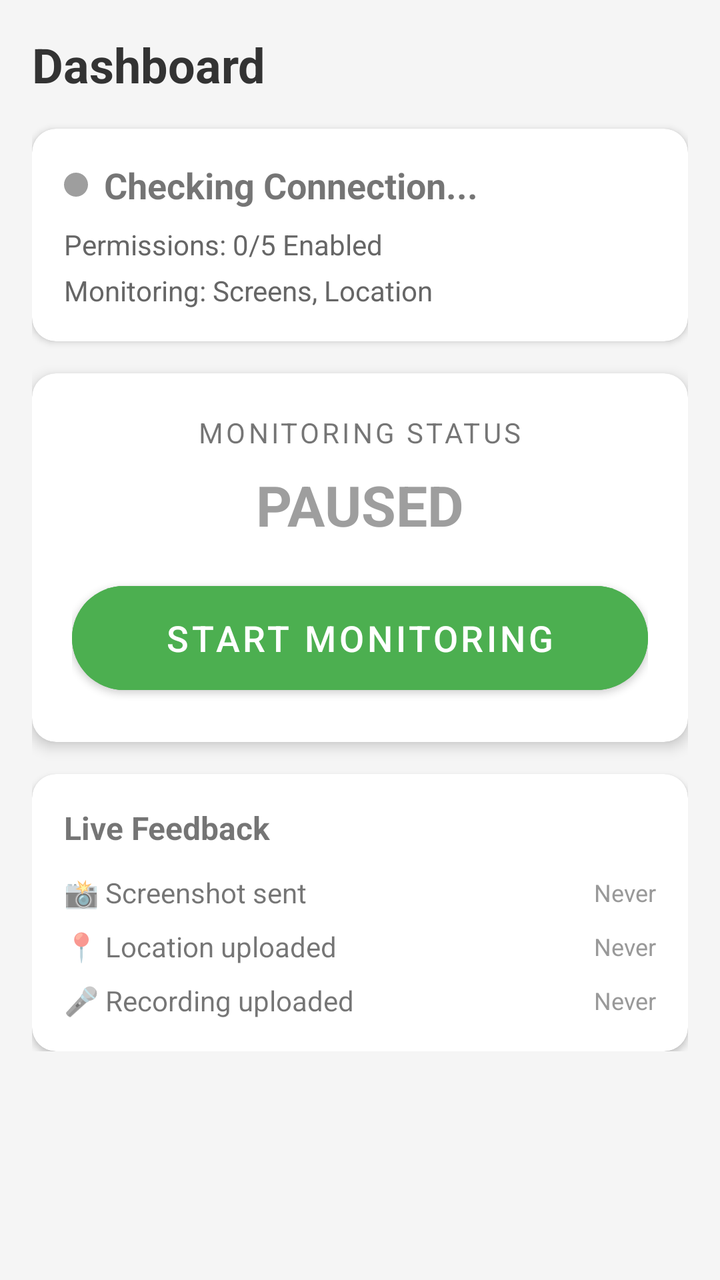
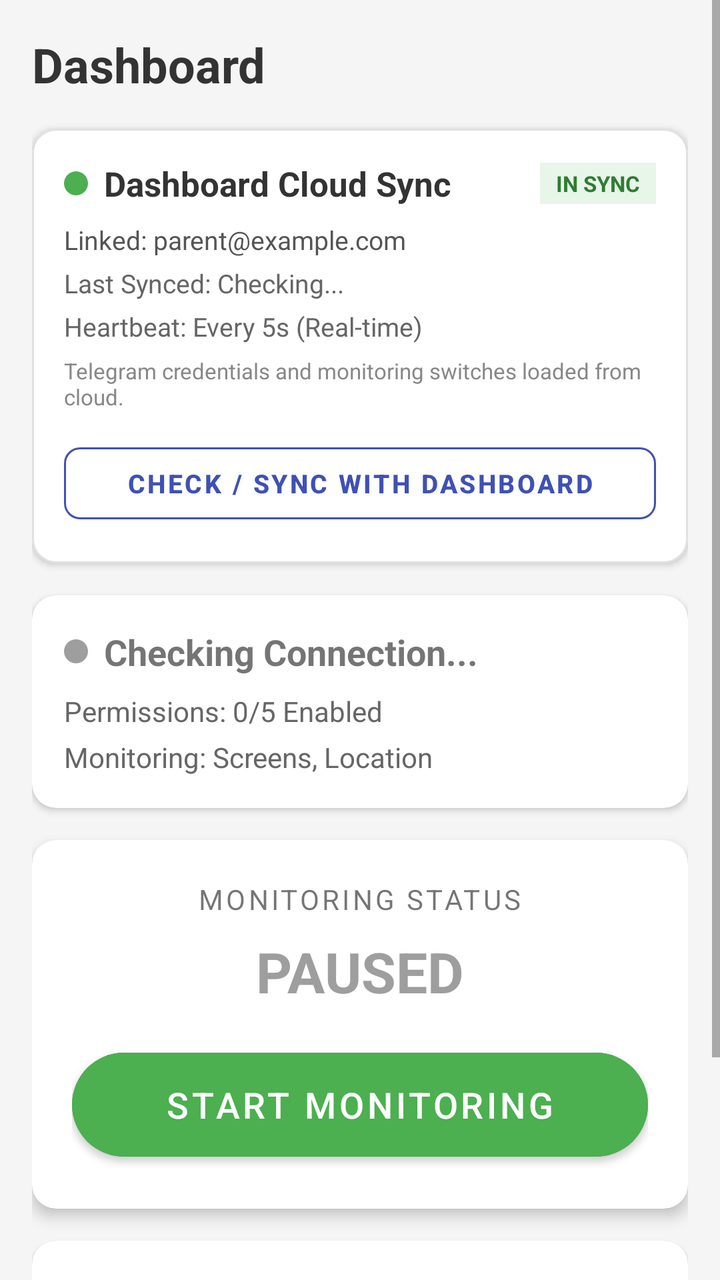

Two renders of the same Android screen: before a commit and after it. Below are the layout's source before the change and the commit's diff.
<!-- AndroidManifest.xml: application theme Theme.TelegramSender -->
<!-- res/layout/fragment_dashboard.xml -->
<?xml version="1.0" encoding="utf-8"?>
<ScrollView xmlns:android="http://schemas.android.com/apk/res/android"
    xmlns:app="http://schemas.android.com/apk/res-auto"
    android:layout_width="match_parent"
    android:layout_height="match_parent"
    android:background="#F5F5F5">

    <LinearLayout
        android:layout_width="match_parent"
        android:layout_height="wrap_content"
        android:orientation="vertical"
        android:padding="16dp">

        <TextView
            android:layout_width="wrap_content"
            android:layout_height="wrap_content"
            android:text="Dashboard"
            android:textSize="24sp"
            android:textStyle="bold"
            android:layout_marginBottom="16dp"
            android:textColor="#333333"/>

        
        <com.google.android.material.card.MaterialCardView
            android:id="@+id/warningBanner"
            android:layout_width="match_parent"
            android:layout_height="wrap_content"
            android:layout_marginBottom="16dp"
            app:cardBackgroundColor="#FFF3E0"
            app:cardCornerRadius="8dp"
            android:visibility="gone">
            <LinearLayout
                android:layout_width="match_parent"
                android:layout_height="wrap_content"
                android:orientation="horizontal"
                android:padding="12dp"
                android:gravity="center_vertical">
                <ImageView
                    android:layout_width="24dp"
                    android:layout_height="24dp"
                    android:src="@android:drawable/ic_dialog_alert"
                    app:tint="#F57C00"/>
                <TextView
                    android:id="@+id/warningText"
                    android:layout_width="0dp"
                    android:layout_height="wrap_content"
                    android:layout_weight="1"
                    android:text="Location permission missing"
                    android:layout_marginStart="12dp"
                    android:textColor="#E65100"
                    android:textStyle="bold"/>
                <com.google.android.material.button.MaterialButton
                    android:id="@+id/btnFixNow"
                    style="@style/Widget.MaterialComponents.Button.TextButton"
                    android:layout_width="wrap_content"
                    android:layout_height="wrap_content"
                    android:text="FIX NOW"
                    android:textColor="#E65100"/>
            </LinearLayout>
        </com.google.android.material.card.MaterialCardView>

        
        <com.google.android.material.card.MaterialCardView
            android:layout_width="match_parent"
            android:layout_height="wrap_content"
            android:layout_marginBottom="16dp"
            app:cardCornerRadius="12dp"
            app:cardElevation="2dp">

            <LinearLayout
                android:layout_width="match_parent"
                android:layout_height="wrap_content"
                android:orientation="vertical"
                android:padding="16dp">

                <LinearLayout
                    android:layout_width="match_parent"
                    android:layout_height="wrap_content"
                    android:orientation="horizontal"
                    android:gravity="center_vertical"
                    android:layout_marginBottom="8dp">
                    <View
                        android:id="@+id/connectionIndicator"
                        android:layout_width="12dp"
                        android:layout_height="12dp"
                        android:background="@drawable/circle_gray"
                        android:layout_marginEnd="8dp"/>
                    <TextView
                        android:id="@+id/connectionStatusText"
                        android:layout_width="wrap_content"
                        android:layout_height="wrap_content"
                        android:text="Checking Connection..."
                        android:textSize="18sp"
                        android:textStyle="bold"/>
                </LinearLayout>

                <TextView
                    android:id="@+id/permissionSummaryText"
                    android:layout_width="wrap_content"
                    android:layout_height="wrap_content"
                    android:text="Permissions: 0/5 Enabled"
                    android:textColor="#666666"
                    android:layout_marginBottom="4dp"/>

                <TextView
                    android:id="@+id/monitoringSummaryText"
                    android:layout_width="wrap_content"
                    android:layout_height="wrap_content"
                    android:text="Monitoring: Screens, Location"
                    android:textColor="#666666"/>
            </LinearLayout>
        </com.google.android.material.card.MaterialCardView>

        
        <com.google.android.material.card.MaterialCardView
            android:layout_width="match_parent"
            android:layout_height="wrap_content"
            android:layout_marginBottom="16dp"
            app:cardCornerRadius="12dp"
            app:cardElevation="4dp">

            <LinearLayout
                android:layout_width="match_parent"
                android:layout_height="wrap_content"
                android:orientation="vertical"
                android:padding="20dp"
                android:gravity="center">

                <TextView
                    android:layout_width="wrap_content"
                    android:layout_height="wrap_content"
                    android:text="Monitoring Status"
                    android:textSize="14sp"
                    android:textAllCaps="true"
                    android:letterSpacing="0.1"
                    android:layout_marginBottom="8dp"/>

                <TextView
                    android:id="@+id/statusStateText"
                    android:layout_width="wrap_content"
                    android:layout_height="wrap_content"
                    android:text="PAUSED"
                    android:textSize="28sp"
                    android:textStyle="bold"
                    android:textColor="#9E9E9E"
                    android:layout_marginBottom="16dp"/>

                <com.google.android.material.button.MaterialButton
                    android:id="@+id/mainActionButton"
                    android:layout_width="match_parent"
                    android:layout_height="64dp"
                    android:text="START MONITORING"
                    android:textSize="18sp"
                    app:cornerRadius="32dp"
                    android:backgroundTint="#4CAF50"/>
            </LinearLayout>
        </com.google.android.material.card.MaterialCardView>

        
        <com.google.android.material.card.MaterialCardView
            android:layout_width="match_parent"
            android:layout_height="wrap_content"
            app:cardCornerRadius="12dp"
            app:cardElevation="2dp">

            <LinearLayout
                android:layout_width="match_parent"
                android:layout_height="wrap_content"
                android:orientation="vertical"
                android:padding="16dp">

                <TextView
                    android:layout_width="wrap_content"
                    android:layout_height="wrap_content"
                    android:text="Live Feedback"
                    android:textStyle="bold"
                    android:textSize="16sp"
                    android:layout_marginBottom="12dp"/>

                <LinearLayout
                    android:id="@+id/feedbackScreenshot"
                    android:layout_width="match_parent"
                    android:layout_height="wrap_content"
                    android:orientation="horizontal"
                    android:gravity="center_vertical"
                    android:layout_marginBottom="8dp">
                    <TextView
                        android:layout_width="0dp"
                        android:layout_height="wrap_content"
                        android:layout_weight="1"
                        android:text="📸 Screenshot sent"/>
                    <TextView
                        android:id="@+id/lastScreenshotTime"
                        android:layout_width="wrap_content"
                        android:layout_height="wrap_content"
                        android:text="Never"
                        android:textColor="#999999"
                        android:textSize="12sp"/>
                </LinearLayout>

                <LinearLayout
                    android:id="@+id/feedbackLocation"
                    android:layout_width="match_parent"
                    android:layout_height="wrap_content"
                    android:orientation="horizontal"
                    android:gravity="center_vertical"
                    android:layout_marginBottom="8dp">
                    <TextView
                        android:layout_width="0dp"
                        android:layout_height="wrap_content"
                        android:layout_weight="1"
                        android:text="📍 Location uploaded"/>
                    <TextView
                        android:id="@+id/lastLocationTime"
                        android:layout_width="wrap_content"
                        android:layout_height="wrap_content"
                        android:text="Never"
                        android:textColor="#999999"
                        android:textSize="12sp"/>
                </LinearLayout>

                <LinearLayout
                    android:id="@+id/feedbackAudio"
                    android:layout_width="match_parent"
                    android:layout_height="wrap_content"
                    android:orientation="horizontal"
                    android:gravity="center_vertical">
                    <TextView
                        android:layout_width="0dp"
                        android:layout_height="wrap_content"
                        android:layout_weight="1"
                        android:text="🎤 Recording uploaded"/>
                    <TextView
                        android:id="@+id/lastAudioTime"
                        android:layout_width="wrap_content"
                        android:layout_height="wrap_content"
                        android:text="Never"
                        android:textColor="#999999"
                        android:textSize="12sp"/>
                </LinearLayout>
            </LinearLayout>
        </com.google.android.material.card.MaterialCardView>

    </LinearLayout>
</ScrollView>
<!-- resources referenced by this layout -->
<resources>
  <!-- drawable circle_gray (drawable) -->
  <?xml version="1.0" encoding="utf-8"?>
  <shape xmlns:android="http://schemas.android.com/apk/res/android" android:shape="oval">
      <solid android:color="#9E9E9E"/>
  </shape>
  <style name="Theme.TelegramSender" parent="Theme.MaterialComponents.DayNight.NoActionBar">
          
          <item name="colorPrimary">@color/purple_500</item>
          <item name="colorPrimaryVariant">@color/purple_700</item>
          <item name="colorOnPrimary">@color/white</item>
          
          <item name="colorSecondary">@color/teal_200</item>
          <item name="colorSecondaryVariant">@color/teal_700</item>
          <item name="colorOnSecondary">@color/black</item>
          
          <item name="android:statusBarColor">?attr/colorPrimaryVariant</item>
      </style>
  <color name="purple_500">#FF6200EE</color>
  <color name="purple_700">#FF3700B3</color>
  <color name="white">#FFFFFFFF</color>
  <color name="teal_200">#FF03DAC5</color>
  <color name="teal_700">#FF018786</color>
  <color name="black">#FF000000</color>
</resources>

<!-- the commit's change to res/layout/fragment_dashboard.xml (unified diff, before → after) -->
@@ -61,6 +61,109 @@
 
         
         <com.google.android.material.card.MaterialCardView
+            android:id="@+id/cloudSyncCard"
+            android:layout_width="match_parent"
+            android:layout_height="wrap_content"
+            android:layout_marginBottom="16dp"
+            app:cardCornerRadius="12dp"
+            app:cardElevation="2dp"
+            app:strokeWidth="1dp"
+            app:strokeColor="#E0E0E0">
+
+            <LinearLayout
+                android:layout_width="match_parent"
+                android:layout_height="wrap_content"
+                android:orientation="vertical"
+                android:padding="16dp">
+
+                <LinearLayout
+                    android:layout_width="match_parent"
+                    android:layout_height="wrap_content"
+                    android:orientation="horizontal"
+                    android:gravity="center_vertical"
+                    android:layout_marginBottom="8dp">
+
+                    <View
+                        android:id="@+id/syncStatusIndicator"
+                        android:layout_width="12dp"
+                        android:layout_height="12dp"
+                        android:background="@drawable/circle_green"
+                        android:layout_marginEnd="8dp"/>
+
+                    <TextView
+                        android:layout_width="0dp"
+                        android:layout_height="wrap_content"
+                        android:layout_weight="1"
+                        android:text="Dashboard Cloud Sync"
+                        android:textSize="17sp"
+                        android:textStyle="bold"
+                        android:textColor="#333333"/>
+
+                    <TextView
+                        android:id="@+id/syncStatusBadge"
+                        android:layout_width="wrap_content"
+                        android:layout_height="wrap_content"
+                        android:text="IN SYNC"
+                        android:textSize="11sp"
+                        android:textStyle="bold"
+                        android:textColor="#2E7D32"
+                        android:paddingHorizontal="8dp"
+                        android:paddingVertical="3dp"
+                        android:background="#E8F5E9"/>
+                </LinearLayout>
+
+                <TextView
+                    android:id="@+id/syncAccountText"
+                    android:layout_width="wrap_content"
+                    android:layout_height="wrap_content"
+                    android:text="Linked: parent@example.com"
+                    android:textColor="#555555"
+                    android:textSize="13sp"
+                    android:layout_marginBottom="4dp"/>
+
+                <TextView
+                    android:id="@+id/syncLastTimeText"
+                    android:layout_width="wrap_content"
+                    android:layout_height="wrap_content"
+                    android:text="Last Synced: Checking..."
+                    android:textColor="#666666"
+                    android:textSize="13sp"
+                    android:layout_marginBottom="4dp"/>
+
+                <TextView
+                    android:id="@+id/syncFrequencyText"
+                    android:layout_width="wrap_content"
+                    android:layout_height="wrap_content"
+                    android:text="Heartbeat: Every 5s (Real-time)"
+                    android:textColor="#666666"
+                    android:textSize="13sp"
+                    android:layout_marginBottom="6dp"/>
+
+                <TextView
+                    android:id="@+id/syncDetailsText"
+                    android:layout_width="match_parent"
+                    android:layout_height="wrap_content"
+                    android:text="Telegram credentials and monitoring switches loaded from cloud."
+                    android:textColor="#888888"
+                    android:textSize="11sp"
+                    android:layout_marginBottom="12dp"/>
+
+                <com.google.android.material.button.MaterialButton
+                    android:id="@+id/btnManualSync"
+                    style="@style/Widget.MaterialComponents.Button.OutlinedButton"
+                    android:layout_width="match_parent"
+                    android:layout_height="48dp"
+                    android:text="CHECK / SYNC WITH DASHBOARD"
+                    android:textSize="13sp"
+                    android:textStyle="bold"
+                    app:cornerRadius="8dp"
+                    app:strokeColor="#3F51B5"
+                    android:textColor="#3F51B5"/>
+            </LinearLayout>
+        </com.google.android.material.card.MaterialCardView>
+
+        
+        <com.google.android.material.card.MaterialCardView
             android:layout_width="match_parent"
             android:layout_height="wrap_content"
             android:layout_marginBottom="16dp"
<!-- resource entries referenced after the edit -->
@@ -4,6 +4,11 @@
   <?xml version="1.0" encoding="utf-8"?>
   <shape xmlns:android="http://schemas.android.com/apk/res/android" android:shape="oval">
       <solid android:color="#9E9E9E"/>
+  </shape>
+  <!-- drawable circle_green (drawable) -->
+  <?xml version="1.0" encoding="utf-8"?>
+  <shape xmlns:android="http://schemas.android.com/apk/res/android" android:shape="oval">
+      <solid android:color="#4CAF50"/>
   </shape>
   <style name="Theme.TelegramSender" parent="Theme.MaterialComponents.DayNight.NoActionBar">
           
